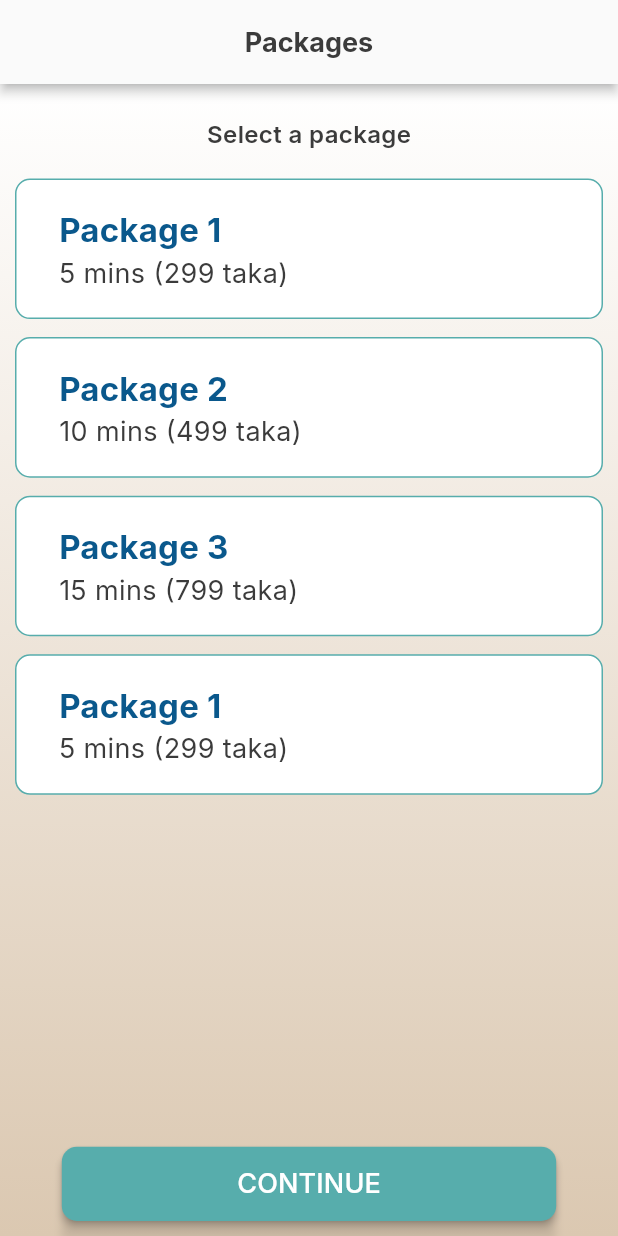
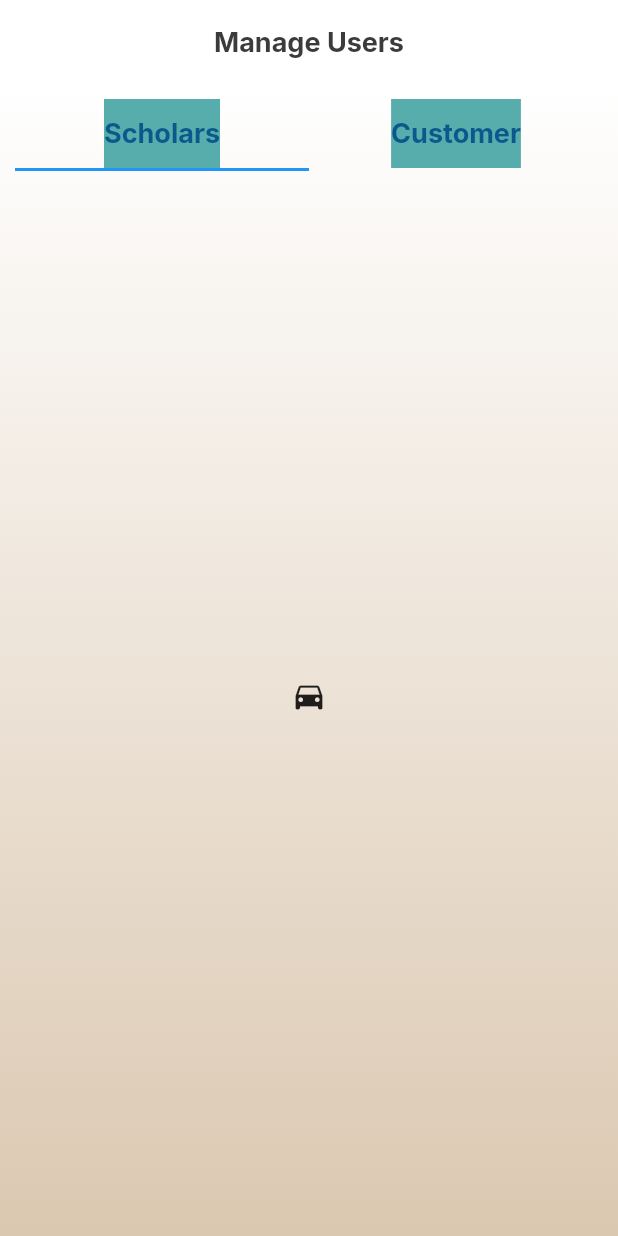
Before and after one commit to SameerGhaffar/islamic_scholars, a Flutter app: the screen it shows after launch, on a phone screen of 412 x 824 dp. Run offline on Flutter 3.47's test engine with Material 3 defaults, Android fonts, the phone set to English and light mode, and no system bars; our stand-ins replace device_preview, google_fonts.

Commit message:
Tuesday 14 Nov  Task

```diff
--- a/lib/main.dart
+++ b/lib/main.dart
@@ -1,10 +1,8 @@
 import 'package:device_preview/device_preview.dart';
 import 'package:flutter/foundation.dart';
 import 'package:flutter/material.dart';
-import 'package:flutter/services.dart';
 import 'package:google_fonts/google_fonts.dart';
-import 'package:islamic_scholars/screens/auth/signup.dart';
-import 'package:islamic_scholars/screens/package_screen.dart';
+import 'package:islamic_scholars/screens/admin/manage_users.dart';
 
 void main() {
   runApp(
@@ -13,10 +11,10 @@ void main() {
       builder: (context) => const MyApp(), // Wrap your app
     ),
   );
-  SystemChrome.setPreferredOrientations([
-    DeviceOrientation.portraitUp,
-    DeviceOrientation.portraitDown,
-  ]);
+  // SystemChrome.setPreferredOrientations([
+  //   DeviceOrientation.portraitUp,
+  //   DeviceOrientation.portraitDown,
+  // ]);
 }
 // void main() {
 //   runApp(const MyApp());
@@ -37,7 +35,7 @@ class MyApp extends StatelessWidget {
       ),
       locale: DevicePreview.locale(context),
       builder: DevicePreview.appBuilder,
-      home: const PackagesScreen(),
+      home:const ManageUsersScreen(),
       //home: SignupScreen(),
     );
   }
--- /dev/null
+++ b/lib/screens/admin/manage_users.dart
@@ -0,0 +1,82 @@
+import 'package:flutter/material.dart';
+import 'package:islamic_scholars/utils/colors.dart';
+import 'package:islamic_scholars/utils/constants.dart';
+import 'package:islamic_scholars/utils/text_style.dart';
+import 'package:islamic_scholars/widgets/appbar_widget.dart';
+
+class ManageUsersScreen extends StatefulWidget {
+  const ManageUsersScreen({super.key});
+
+  @override
+  State<ManageUsersScreen> createState() => _ManageUsersScreenState();
+}
+
+class _ManageUsersScreenState extends State<ManageUsersScreen> {
+  late double screenWidth;
+  late double screenHeight;
+
+  @override
+  Widget build(BuildContext context) {
+    screenWidth = MediaQuery.of(context).size.width;
+    screenHeight = MediaQuery.of(context).size.height;
+
+    return DefaultTabController(
+      length: 2,
+      child: Scaffold(
+        appBar: const MyAppBarWidget(
+          text: "Manage Users",
+          fontWeight: FontWeight.bold,
+          fontSize: 18,
+          elevation: 0.0,
+          bgColor: Colors.white,
+        ),
+        body: Container(
+          padding: const EdgeInsets.symmetric(
+            horizontal: 10,
+            vertical: 10,
+          ),
+          decoration: BoxDecoration(
+            gradient: Constants.skinGradient(),
+          ),
+          child: Column(
+            children: [
+              TabBar(
+
+                tabs: [
+                  buildContainer(text: "Scholars",selected: true),
+                  buildContainer(text: "Customer",selected: true),
+
+                ],
+              ),
+              const Expanded(
+                child: TabBarView(
+                  children: [
+                    Icon(Icons.directions_car),
+                    Icon(Icons.directions_transit),
+                  ],
+                ),
+              ),
+            ],
+          ),
+        ),
+      ),
+    );
+  }
+
+  Widget buildContainer({required String text,required bool selected}) {
+    return Container(
+                  color: selected ? CColors.seaGreen : Colors.white,
+                  child: Tab(
+                    child: Text(
+                      text,
+                      style: AppTextStyles.inter(
+                        style: const TextStyle(
+                            fontSize: 18,
+                            fontWeight: FontWeight.bold,
+                            color: CColors.blue),
+                      ),
+                    ),
+                  ),
+                );
+  }
+}
--- a/lib/screens/auth/login.dart
+++ b/lib/screens/auth/login.dart
@@ -51,7 +51,7 @@ class _LoginScreenState extends State<LoginScreen> {
                             height: 167,
                             width: 162,
                             child: ImageIcon(
-                              AssetImage(Assets.imagesMainLogo),
+                              AssetImage(Assets.imagesMainlogo),
                               color: CColors.blue,
                             ),
                           ),
--- a/lib/utils/colors.dart
+++ b/lib/utils/colors.dart
@@ -10,7 +10,9 @@ class CColors {
   // static const white = Color(0xffFFFFFF);
   static const dark = Color(0xff3B3B3B);
   static final white75 = const Color(0xffFFFFFF).withOpacity(0.75);
+  static final white50 = const Color(0xffFFFFFF).withOpacity(0.50);
   static const blue = Color(0xff0A588C);
+  static const red = Color(0xffFF0000);
   static const seaGreen = Color(0xff57ADAC);
   static const skinColor = Color(0xffDBC8B1);
   static const skinColordark = Color(0xffDEB99D);
--- a/lib/utils/constants.dart
+++ b/lib/utils/constants.dart
@@ -13,7 +13,7 @@ class Constants {
 
   static DecorationImage bgImage() {
     return const DecorationImage(
-      image: AssetImage(Assets.imagesAuthBg),
+      image: AssetImage(Assets.imagesAuthbg),
       fit: BoxFit.fill,
       colorFilter: ColorFilter.mode(
           Colors.white38,
--- a/lib/widgets/appbar_widget.dart
+++ b/lib/widgets/appbar_widget.dart
@@ -10,7 +10,9 @@ class MyAppBarWidget extends StatelessWidget implements PreferredSizeWidget {
       this.fontWeight,
       this.fontSize,
       this.iconColor,
-      this.elevation});
+      this.elevation,
+        this.bottom
+      });
 
   final Color? bgColor;
   final String text;
@@ -19,10 +21,12 @@ class MyAppBarWidget extends StatelessWidget implements PreferredSizeWidget {
   final double? fontSize;
   final FontWeight? fontWeight;
   final double? elevation;
+  final PreferredSizeWidget? bottom;
 
   @override
   Widget build(BuildContext context) {
     return AppBar(
+      bottom:bottom ,
       iconTheme: IconThemeData(
         color: iconColor ?? CColors.blue,
       ),
```
Also changed, not shown: lib/screens/admin/admin.dart (added, +297 -0 lines), assets/images/Complain.png (added), assets/images/Logout.png (added), assets/images/Ticket.png (added), assets/images/Users.png (added), lib/generated/assets.dart, lib/screens/admin/package_add.dart (renamed from lib/screens/package_add.dart).
